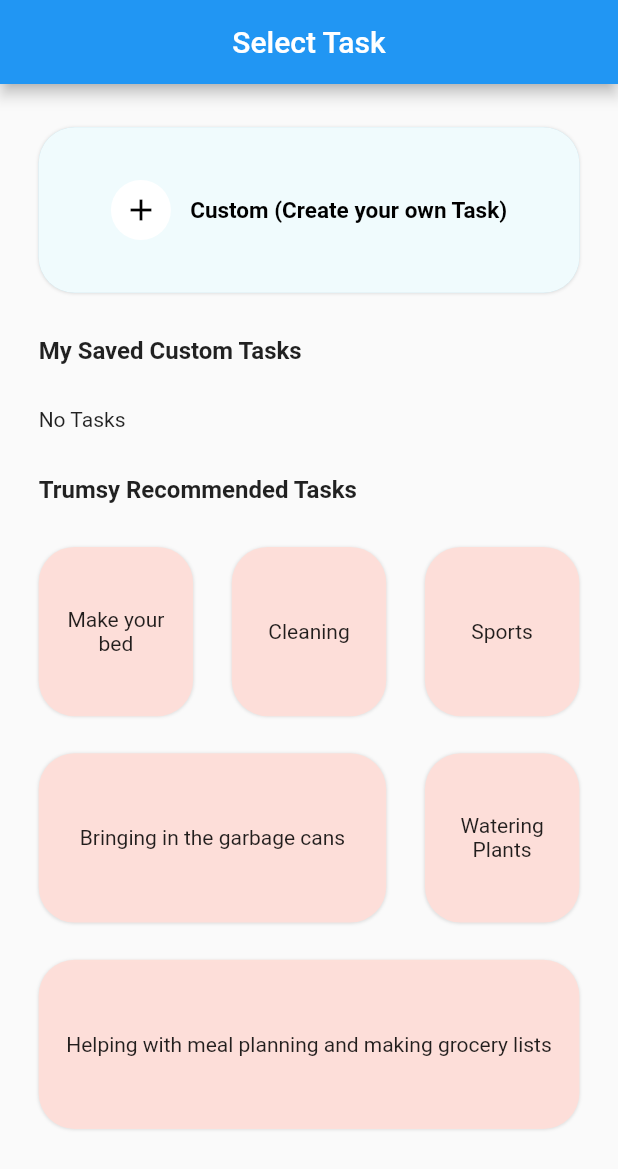
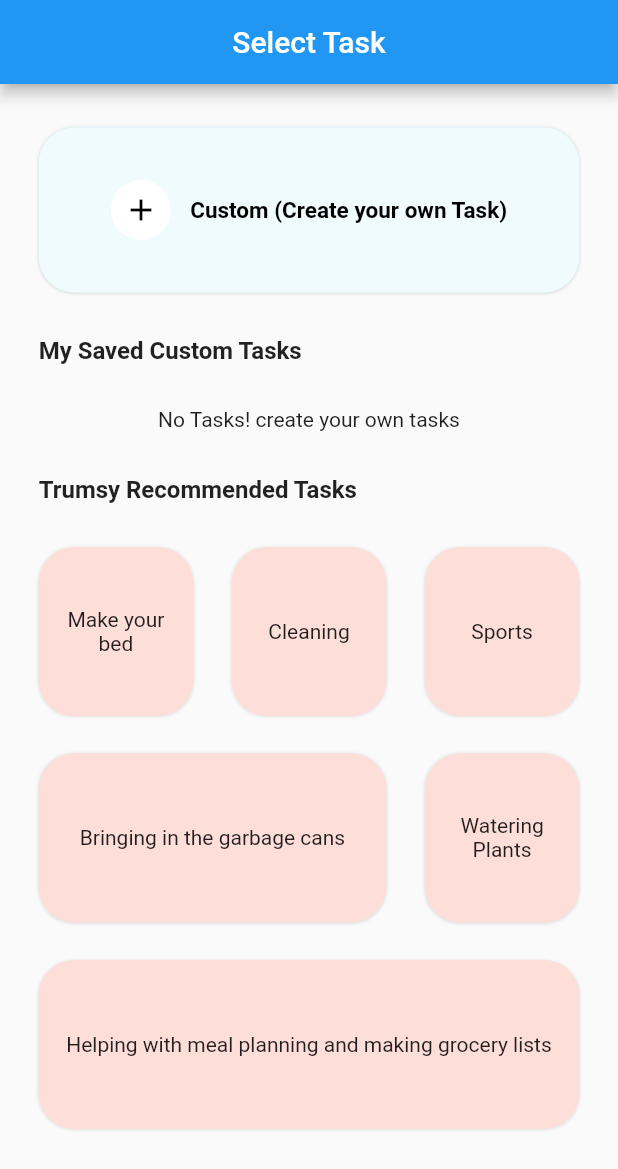
Before and after one commit to suyashmadhesia/flutter-assignment, a Flutter app: the screen it shows after launch, on a phone screen of 412 x 824 dp. Shown: the top 1169 px of the screen. Run offline on Flutter 3.47's test engine with Material 2 defaults, Android fonts, the phone set to English and light mode, and no system bars; our stand-ins replace equatable, flutter_bloc, shared_preferences.

Commit message:
minor ui fix

```diff
--- a/lib/presentation/pages/home.dart
+++ b/lib/presentation/pages/home.dart
@@ -18,7 +18,6 @@ class _HomePageState extends State<HomePage> {
   @override
   void initState() {
     super.initState();
-    debugPrint("HomePage");
     BlocProvider.of<TasksBloc>(context).add(ShowLoadingScreenEvent());
   }
 
@@ -229,7 +228,6 @@ Future<dynamic> showAddTaskModal(BuildContext parentContext,
                     Navigator.of(parentContext).pop();
                   } else {
                     if (edit && (taskName != "" || description != "")) {
-                      debugPrint("here");
                       BlocProvider.of<TasksBloc>(parentContext)
                           .add(UpdateTasksEvent(id, taskName, description));
                       Navigator.of(parentContext).pop();
--- a/lib/presentation/view/bloc_view.dart
+++ b/lib/presentation/view/bloc_view.dart
@@ -18,7 +18,12 @@ class _TaskBlocBuilderState extends State<TaskBlocBuilder> {
           return const CircularProgressIndicator();
         } else if (state is ShowTasksState) {
           if (state.tasks.isEmpty) {
-            return const Text('No Tasks');
+            return Row(
+              mainAxisAlignment: MainAxisAlignment.center,
+              children: const [
+                Text('No Tasks! create your own tasks'),
+              ],
+            );
           } else {
             return TasksWidget(tasks: state.tasks);
           }
```
